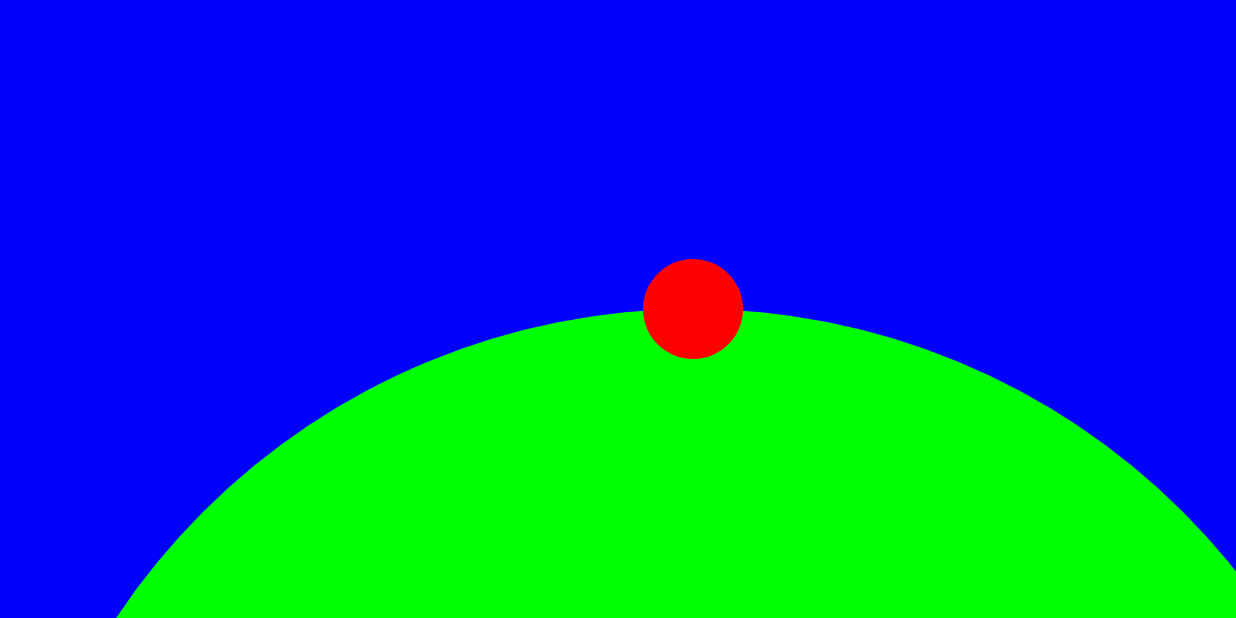
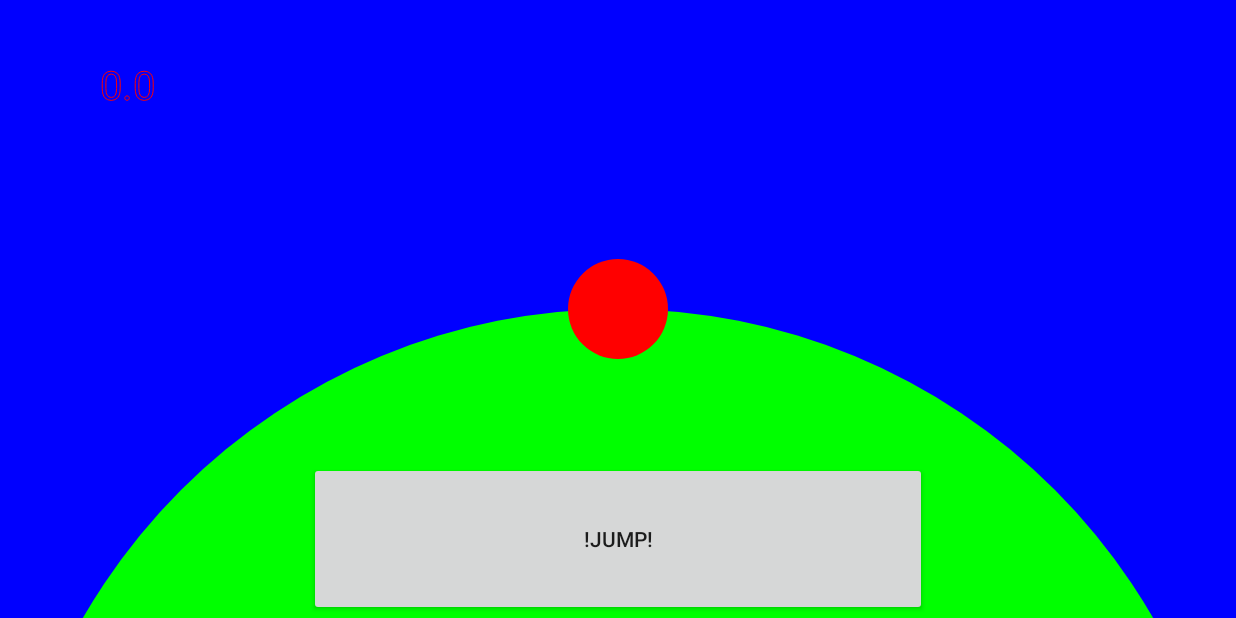
Before and after one commit to skoskosko/BallsGame, an Android app: the GameActivity screen opened directly, with no data from a screen before it, on a phone screen of 824 x 412 dp (held sideways). Run offline under Robolectric (Android 15) with nearby library versions, the phone set to English and light mode, and no system bars.

Commit message:
katoku hyppii

```diff
--- a/app/src/main/java/com/example/skosko/ballsgame/GameActivity.java
+++ b/app/src/main/java/com/example/skosko/ballsgame/GameActivity.java
@@ -17,8 +17,10 @@ import android.support.v7.app.AppCompatActivity;
 import android.view.Display;
 import android.view.View;
 import android.view.WindowManager;
+import android.widget.Button;
 import android.widget.ImageView;
 import android.widget.LinearLayout;
+import android.widget.RelativeLayout;
 import android.widget.Toast;
 
 import java.util.Timer;
@@ -28,7 +30,7 @@ public class GameActivity extends AppCompatActivity implements SensorEventListen
     private int width;
     private int height;
     float degs = 0;
-    float movment = (float)0.5;
+    float movment;
     Canvas canvas;
     ImageView gameview;
     Bitmap bitmap;
@@ -37,7 +39,12 @@ public class GameActivity extends AppCompatActivity implements SensorEventListen
     Paint greenplanet;
     Paint characterPaint;
     Paint EnemyPaint;
+    Paint ScorePaint;
     RectF planet;
+    boolean jumping;
+    boolean falling;
+    int jumpHeight = 0;
+    Bitmap enemybitmap;
 
 
     @Override
@@ -79,6 +86,11 @@ public class GameActivity extends AppCompatActivity implements SensorEventListen
         EnemyPaint.setColor(Color.CYAN);
         EnemyPaint.setStyle(Paint.Style.FILL_AND_STROKE);
 
+        ScorePaint = new Paint();
+        ScorePaint.setColor(Color.RED);
+        ScorePaint.setStyle(Paint.Style.STROKE);
+        ScorePaint.setTextSize(40);
+
         // Make static items
 
 
@@ -89,7 +101,7 @@ public class GameActivity extends AppCompatActivity implements SensorEventListen
         Display display = getWindowManager().getDefaultDisplay();
         Point size = new Point();
         display.getSize(size);
-        width = size.x + 150;
+        width = size.x;
         height = size.y;
 
 
@@ -109,24 +121,42 @@ public class GameActivity extends AppCompatActivity implements SensorEventListen
         newView.setY(0);
         LinearLayout.LayoutParams layoutParams = new LinearLayout.LayoutParams(width, height);
         newView.setLayoutParams(layoutParams);
+
+        RelativeLayout relview = new RelativeLayout(this);
+        relview.setLayoutParams(layoutParams);
+        relview.addView(newView);
         gameview = newView;
 
         //gameview = (ImageView) findViewById(R.id.imageViewGame);
-        setContentView(gameview);
+        Button jump = new Button(this);
+        jump.setWidth((int) ( width/2));
+        jump.setHeight(height/4);
+        jump.setX(width/4);
+        jump.setY(height /4 *3);
+        jump.setText("!JUMP!");
+        relview.addView(jump);
+        setContentView(relview);
 
 
         // Draw empty field
         //bitmap = Bitmap.createBitmap(width,height,Bitmap.Config.ARGB_8888);
-//        canvas = new Canvas(bitmap);
-//        canvas.drawRect(0,0,width,height,bluesky);
-//        planet = new RectF(0,height/2,width,height/2+width);
-//        canvas.drawArc(planet,180,180,true,greenplanet);
+        //canvas = new Canvas(bitmap);
+        //canvas.drawRect(0,0,width,height,bluesky);
+        //planet = new RectF(0,height/2,width,height/2+width);
+        //canvas.drawArc(planet,180,180,true,greenplanet);
 
         bitmapbackground = Bitmap.createBitmap(width,height,Bitmap.Config.ARGB_8888);
         Canvas canvas2 = new Canvas(bitmapbackground);
         canvas2.drawRect(0,0,width,height,bluesky);
         planet = new RectF(0,height/2,width,height/2+width);
         canvas2.drawArc(planet,180,180,true,greenplanet);
+
+        // DRAW ENEMY AND MAKE MATRIX
+        // enemy
+
+        enemybitmap = Bitmap.createBitmap(width,height,Bitmap.Config.ARGB_8888);
+        Canvas enemyccanvas = new Canvas(enemybitmap);
+        enemyccanvas.drawRect(0,0,100,100,EnemyPaint); // enemy
 
 
         // START TIMER
@@ -137,7 +167,7 @@ public class GameActivity extends AppCompatActivity implements SensorEventListen
         timer.scheduleAtFixedRate(updateBall, 0, 1000/FPS);
 
         SensorManager sensorManager = (SensorManager) getSystemService(Context.SENSOR_SERVICE);
-        Sensor vatupassisensor = sensorManager.getDefaultSensor(Sensor.TYPE_ORIENTATION);
+        Sensor vatupassisensor = sensorManager.getDefaultSensor(Sensor.TYPE_ACCELEROMETER);
         if (vatupassisensor == null) {
             // ei kiihtyvyysanturia
             Toast.makeText(this, "Paskaks män", Toast.LENGTH_SHORT).show();
@@ -147,14 +177,19 @@ public class GameActivity extends AppCompatActivity implements SensorEventListen
         sensorManager.registerListener(this,vatupassisensor, SensorManager.SENSOR_DELAY_NORMAL);
 
 
-
+        jump.setOnClickListener(new View.OnClickListener() {
+            @Override
+            public void onClick(View view) {
+                jumping = true;
+            }
+        });
 
 
     }
 
     @Override
     public void onSensorChanged(SensorEvent sensorEvent) {
-
+        movment = sensorEvent.values[1];
     }
 
     @Override
@@ -169,17 +204,34 @@ public class GameActivity extends AppCompatActivity implements SensorEventListen
 
             drawMap();
 
-            if(degs < 180){
-                degs+=movment;
+            if( degs < 0 ){
+                degs = 179;
+            }else if(degs < 180){
+                degs+=movment/2;
             }else{
                 degs = 0;
             }
-
         }
     }
 
 
     void drawMap(){
+
+
+        if(jumping){
+            jumpHeight+=height/40;
+            if(jumpHeight > height/4) {
+                jumpHeight = 0;
+                jumping = false;
+                falling = true;
+            }
+        }else if(falling){
+            jumpHeight-=height/35;
+            if(jumpHeight < 0) {
+                jumpHeight = 0;
+                falling = false;
+            }
+        }
 
         bitmap = Bitmap.createBitmap(bitmapbackground);
         //bitmap = Bitmap.createBitmap(width,height,Bitmap.Config.ARGB_8888);
@@ -187,11 +239,21 @@ public class GameActivity extends AppCompatActivity implements SensorEventListen
         //canvas.setBitmap(bitmapbackground);
 
 
-        canvas.drawCircle(width/2,height/2,50,characterPaint); // player
+        canvas.drawCircle(width/2,height/2-jumpHeight,50,characterPaint); // player
 
         Cords cords = getCordsOndeg(planet,degs);
 
-        canvas.drawRect(cords.x-50,cords.y-50,cords.x+50,cords.y+50,EnemyPaint); // enemy
+
+        android.graphics.Matrix matrix = new android.graphics.Matrix();
+        matrix.postRotate(-degs,cords.x,cords.y);
+        matrix.preTranslate(cords.x-50,cords.y-50);
+        canvas.drawText(degs + "" , 100 , 100 ,ScorePaint);
+
+
+        canvas.drawBitmap(enemybitmap,matrix,EnemyPaint);
+        //canvas.drawRect(cords.x-50,cords.y-50,cords.x+50,cords.y+50,EnemyPaint); // enemy
+
+
 
 
         drawstuff();
```
